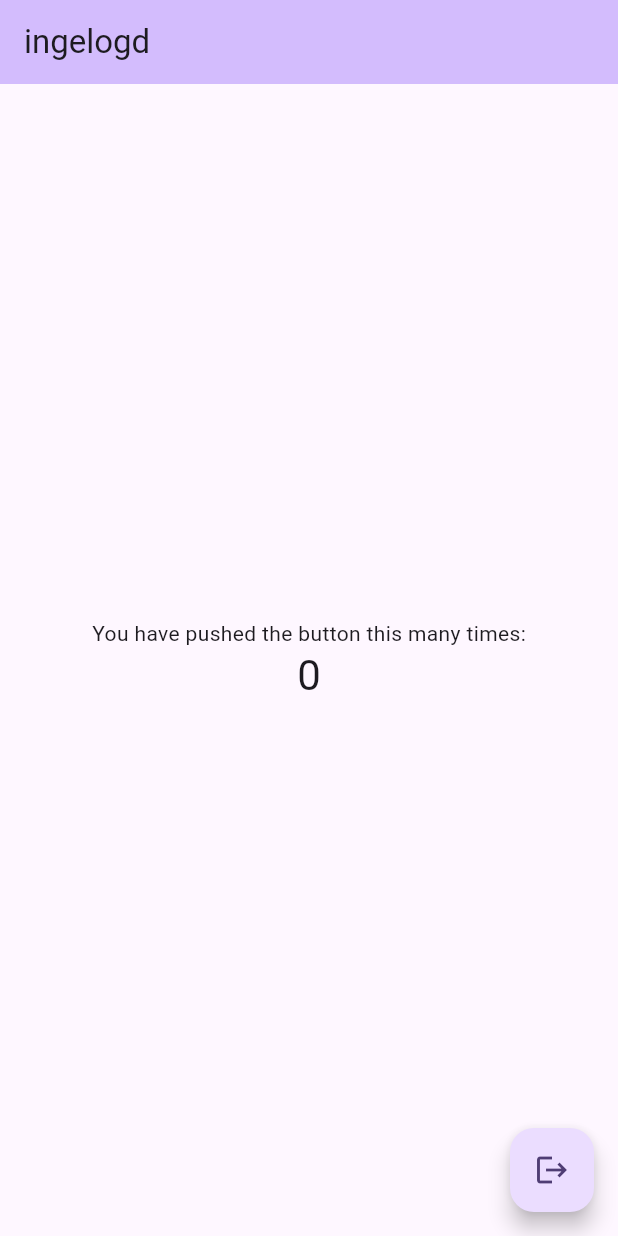
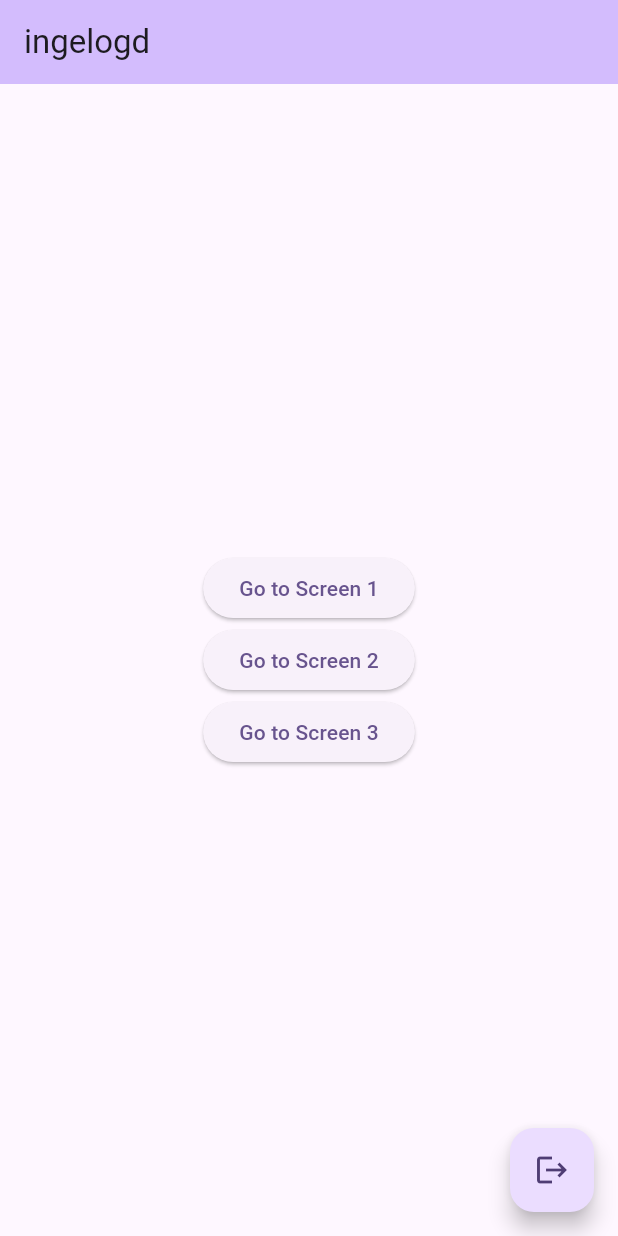
Before and after one commit to eKnitisi/toestelApplicatie, a Flutter app: the MyHomePage screen opened directly, on a phone screen of 412 x 824 dp. Run offline on Flutter 3.47's test engine with Material 3 defaults, Android fonts, the phone set to English and light mode, and no system bars; our stand-ins replace firebase_auth, firebase_core; accounts and stored records are empty.

Commit message:
schermen gerefactored

```diff
--- a/flutter_application_intro_mobile/lib/Screens/home_screen.dart
+++ b/flutter_application_intro_mobile/lib/Screens/home_screen.dart
@@ -29,10 +29,23 @@ class _MyHomePageState extends State<MyHomePage> {
         child: Column(
           mainAxisAlignment: MainAxisAlignment.center,
           children: [
-            const Text('You have pushed the button this many times:'),
-            Text(
-              '$_counter',
-              style: Theme.of(context).textTheme.headlineMedium,
+            ElevatedButton(
+              onPressed: () {
+                Navigator.pushNamed(context, '/screen1');
+              },
+              child: const Text("Go to Screen 1"),
+            ),
+            ElevatedButton(
+              onPressed: () {
+                Navigator.pushNamed(context, '/screen2');
+              },
+              child: const Text("Go to Screen 2"),
+            ),
+            ElevatedButton(
+              onPressed: () {
+                Navigator.pushNamed(context, '/screen3');
+              },
+              child: const Text("Go to Screen 3"),
             ),
           ],
         ),
```
Also changed, not shown: flutter_application_intro_mobile/lib/Services/auth_service.dart (+12 -12 lines), 1 other file.
